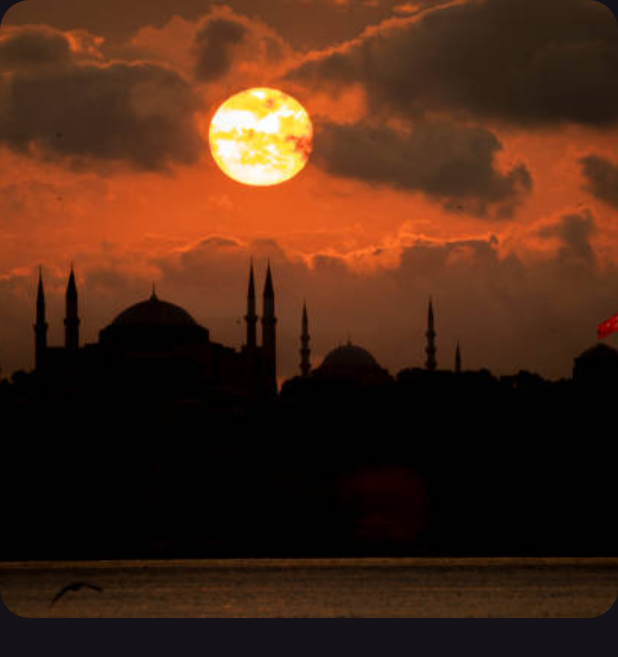
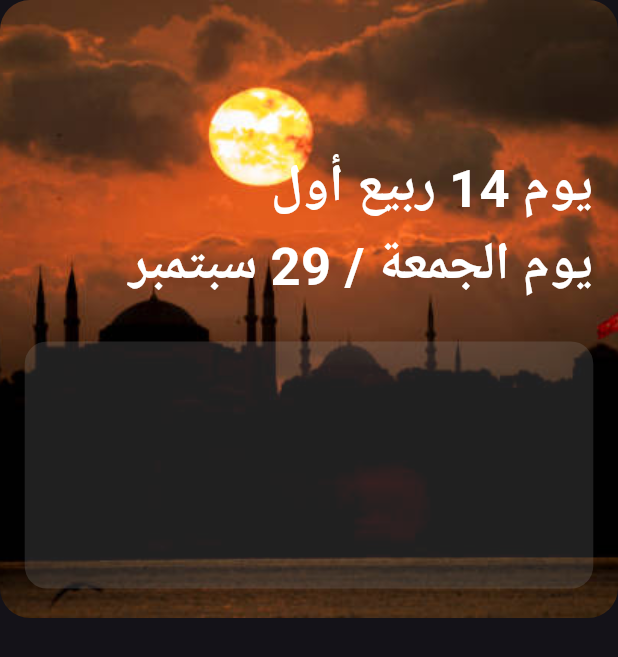
Before and after one commit to islamashraf011/Quran_App, a Flutter app: the screen it shows after launch, on a phone screen of 412 x 824 dp. Shown: the top 657 px of the screen. Run offline on Flutter 3.47's test engine with Material 3 defaults, Android fonts, the phone set to English and light mode, and no system bars.

Commit message:
Create Edit Home View Body and Edit Image Body

```diff
--- /dev/null
+++ b/lib/widgets/edit_home_view_body.dart
@@ -0,0 +1,25 @@
+import 'package:flutter/material.dart';
+import '../constants/constants.dart';
+import 'edit_image_body.dart';
+
+class EditHomeViewBody extends StatelessWidget {
+  const EditHomeViewBody({
+    super.key,
+  });
+
+  @override
+  Widget build(BuildContext context) {
+    return Container(
+      height: MediaQuery.of(context).size.height * 0.5,
+      width: MediaQuery.of(context).size.width,
+      decoration: BoxDecoration(
+        image: const DecorationImage(
+          fit: BoxFit.fitHeight,
+          image: AssetImage(kHomeImage),
+        ),
+        borderRadius: BorderRadius.circular(20),
+      ),
+      child: const EditImageBody(),
+    );
+  }
+}
--- /dev/null
+++ b/lib/widgets/edit_image_body.dart
@@ -0,0 +1,50 @@
+import 'package:flutter/material.dart';
+
+class EditImageBody extends StatelessWidget {
+  const EditImageBody({
+    super.key,
+  });
+
+  @override
+  Widget build(BuildContext context) {
+    return Padding(
+      padding: EdgeInsets.symmetric(
+          horizontal: MediaQuery.of(context).size.height * 0.02),
+      child: Column(
+        crossAxisAlignment: CrossAxisAlignment.end,
+        children: [
+          SizedBox(
+            height: MediaQuery.sizeOf(context).height * 0.12,
+          ),
+          const Text(
+            "يوم 14 ربيع أول",
+            style: TextStyle(
+              color: Colors.white,
+              fontSize: 35,
+              fontWeight: FontWeight.bold,
+            ),
+          ),
+          const Text(
+            "يوم الجمعة / 29 سبتمبر",
+            style: TextStyle(
+              color: Colors.white,
+              fontSize: 35,
+              fontWeight: FontWeight.bold,
+            ),
+          ),
+          SizedBox(
+            height: MediaQuery.sizeOf(context).height * 0.03,
+          ),
+          Container(
+            height: MediaQuery.of(context).size.height * 0.2,
+            width: MediaQuery.of(context).size.width,
+            decoration: BoxDecoration(
+              color: Colors.grey.withOpacity(0.2),
+              borderRadius: BorderRadius.circular(15),
+            ),
+          )
+        ],
+      ),
+    );
+  }
+}
--- a/lib/widgets/home_view_body.dart
+++ b/lib/widgets/home_view_body.dart
@@ -1,23 +1,14 @@
 import 'package:flutter/material.dart';
-import 'package:quran_app/constants/constants.dart';
+import 'edit_home_view_body.dart';
 
 class HomeViewBody extends StatelessWidget {
   const HomeViewBody({super.key});
 
   @override
   Widget build(BuildContext context) {
-    return Column(
+    return const Column(
       children: [
-        Container(
-          height: MediaQuery.of(context).size.height * 0.5,
-          decoration: BoxDecoration(
-            image: const DecorationImage(
-              fit: BoxFit.fitHeight,
-              image: AssetImage(kHomeImage),
-            ),
-            borderRadius: BorderRadius.circular(20),
-          ),
-        )
+        EditHomeViewBody(),
       ],
     );
   }
```
